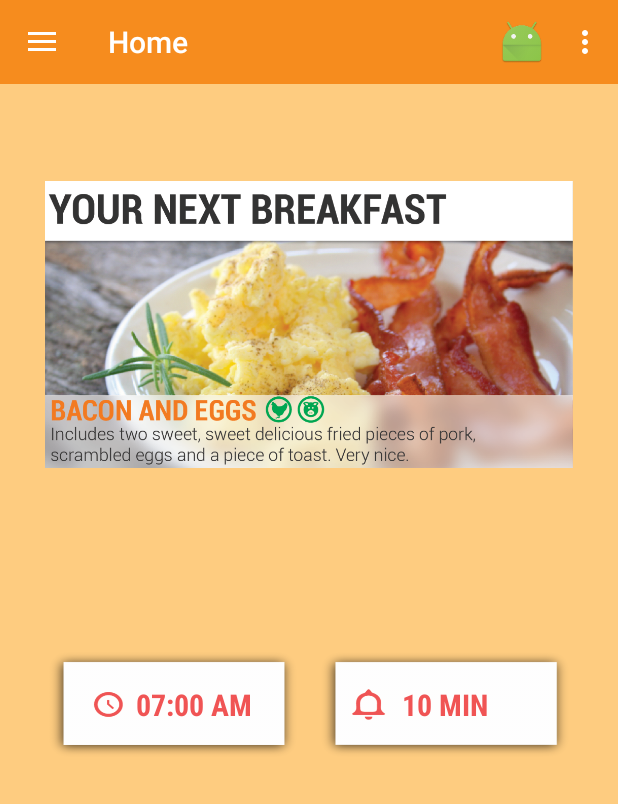
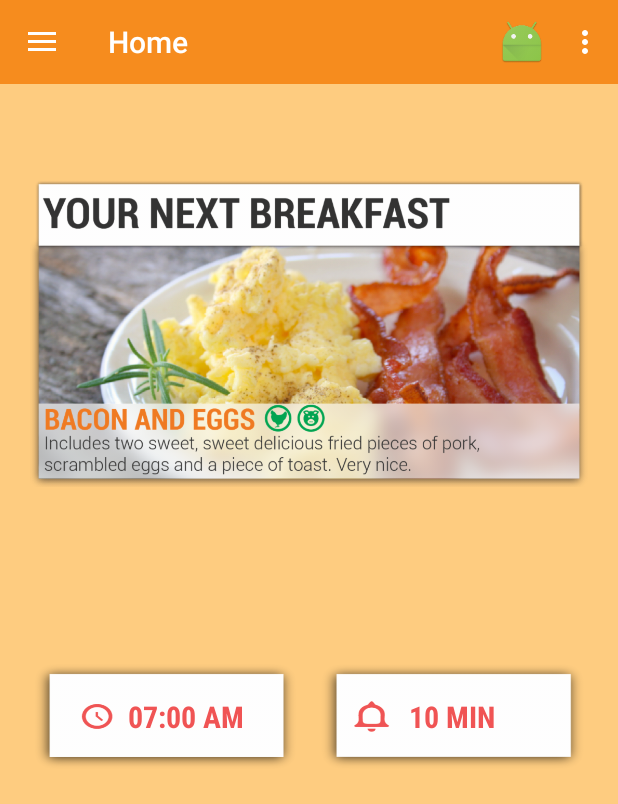
Before and after one commit to rlunding/DeliciousClock, an Android app: the HomeFragment screen opened directly, with no data from a screen before it, on a phone screen of 412 x 824 dp. Shown: the top 804 px of the screen. Run offline under Robolectric (Android 15) with nearby library versions, the phone set to English and light mode, and no system bars.

Commit message:
Skiftet home billeder

```diff
--- a/app/src/main/java/org/lunding/deliciousclock/data/SQLiteHandler.java
+++ b/app/src/main/java/org/lunding/deliciousclock/data/SQLiteHandler.java
@@ -41,11 +41,11 @@ public class SQLiteHandler extends SQLiteOpenHelper {
     public SQLiteHandler(Context context){
         super(context, DATABASE_NAME, null, DATABASE_VERSION);
 
-        arrayOfMeals.add(new Meal(1, R.drawable.bacon_and_eggs, R.drawable.bacon_and_eggs_card, R.drawable.your_next_bacon, "Bacon and eggs", "Includes two sweet delicious fried pieces of pork," +
+        arrayOfMeals.add(new Meal(1, R.drawable.bacon_and_eggs, R.drawable.bacon_and_eggs_card, R.drawable.home_bacon, "Bacon and eggs", "Includes two sweet delicious fried pieces of pork," +
                 "scramled eggs, and a piece of toast."));
-        arrayOfMeals.add(new Meal(2, R.drawable.burrito, R.drawable.burrito_card, R.drawable.your_next_burrito, "Breakfast Burrito", "Includes two delicious breakfast burritos. Pick this one" +
+        arrayOfMeals.add(new Meal(2, R.drawable.burrito, R.drawable.burrito_card, R.drawable.home_burrito, "Breakfast Burrito", "Includes two delicious breakfast burritos. Pick this one" +
                 "if you're allergic to everything."));
-        arrayOfMeals.add(new Meal(3, R.drawable.vegetarian, R.drawable.vegetarian_card, R.drawable.your_next_vegetarian, "Vegetarian", "Includes some vegetarian lasagna thingy. You should pick" +
+        arrayOfMeals.add(new Meal(3, R.drawable.vegetarian, R.drawable.vegetarian_card, R.drawable.home_vegetarian, "Vegetarian", "Includes some vegetarian lasagna thingy. You should pick" +
                 "this one if you're against killing animals for food!"));
     }
 
--- a/app/src/main/res/layout/fragment_home.xml
+++ b/app/src/main/res/layout/fragment_home.xml
@@ -9,19 +9,21 @@
 
 
     <LinearLayout
-        android:layout_width="match_parent"
+        android:layout_width="wrap_content"
         android:layout_height="0dp"
-        android:layout_weight="7"
+        android:layout_weight="8"
         android:orientation="vertical"
-        android:layout_margin="30dp">
+        android:layout_margin="20dp"
+        >
 
         <ImageView
             android:id="@+id/homeview_meal_image"
-            android:layout_width="fill_parent"
-            android:layout_height="fill_parent"
-            android:src="@drawable/your_next_bacon"
+            android:layout_width="wrap_content"
+            android:layout_height="wrap_content"
+            android:src="@drawable/home_bacon"
             android:layout_gravity="center"
-            android:contentDescription="Image of food!"/>
+            android:contentDescription="Image of food!"
+            />
 
     </LinearLayout>
 
@@ -39,7 +41,7 @@
             android:layout_width="fill_parent"
             android:layout_height="75dp"
             android:layout_weight="1"
-            android:layout_marginStart="30dp"
+            android:layout_marginStart="20dp"
             android:layout_marginEnd="5dp"
             android:textSize="20sp"
             android:background="@drawable/clock_knap"
@@ -56,7 +58,7 @@
             android:layout_height="75dp"
             android:layout_weight="1"
             android:layout_marginStart="5dp"
-            android:layout_marginEnd="30dp"
+            android:layout_marginEnd="20dp"
             android:textSize="20sp"
             android:background="@drawable/bell_knap"
             android:textColor="#f05454"
```
Also changed, not shown: app/src/main/res/drawable-hdpi/home_bacon.png (added), app/src/main/res/drawable-hdpi/home_burrito.png (added), app/src/main/res/drawable-hdpi/home_vegetarian.png (added), app/src/main/res/drawable-ldpi/home_bacon.png (added), app/src/main/res/drawable-ldpi/home_burrito.png (added), app/src/main/res/drawable-ldpi/home_vegetarian.png (added), app/src/main/res/drawable-mdpi/home_bacon.png (added), app/src/main/res/drawable-mdpi/home_burrito.png (added), app/src/main/res/drawable-mdpi/home_vegetarian.png (added), app/src/main/res/drawable-xhdpi/home_bacon.png (added), app/src/main/res/drawable-xhdpi/home_burrito.png (added), app/src/main/res/drawable-xhdpi/home_vegetarian.png (added), 7 other files.
